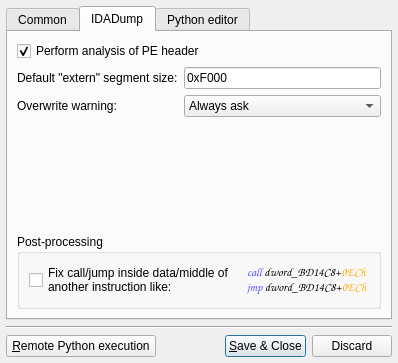
This is labeless_ida/ui/settingsdialog.ui in a1ext/labeless as Qt 5 draws it before an edit. The edited form follows.
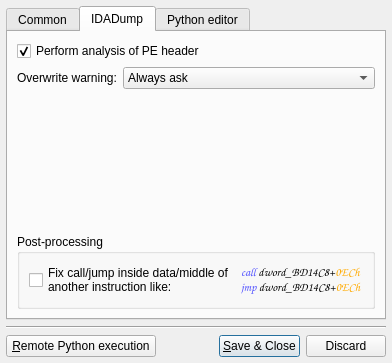
This is the edited form. The open tabs and pages were chosen to show the change. Icons and pictures are not drawn. Custom widgets are drawn as their Qt base class.

Commit message: [IDA] IDA storage implemented. [IDA] Imports definition technique changed (now we create import segment to contain all the imports) [IDA] Import segment size configuration wiped out [MSVC] .user files added

Diff of the .ui file:
```diff
--- a/labeless_ida/ui/settingsdialog.ui
+++ b/labeless_ida/ui/settingsdialog.ui
@@ -324,33 +324,13 @@
           <enum>QFormLayout::AllNonFixedFieldsGrow</enum>
          </property>
          <item row="0" column="0">
-          <widget class="QLabel" name="label_5">
-           <property name="text">
-            <string>Default &quot;extern&quot; segment size:</string>
-           </property>
-           <property name="buddy">
-            <cstring>leExternSegDefSize</cstring>
-           </property>
-          </widget>
-         </item>
-         <item row="0" column="1">
-          <widget class="QLineEdit" name="leExternSegDefSize">
-           <property name="toolTip">
-            <string>&lt;html&gt;&lt;head/&gt;&lt;body&gt;Size of &amp;quot;extern&amp;quot; segment in hex.&lt;br/&gt;Should be multiple by DWORD_PTR size (for i686 arch = 4) and not less than 0x1000.&lt;br&gt;If you select too small segment size, then new segment will be soon exhausted.&lt;/body&gt;&lt;/html&gt;</string>
-           </property>
-           <property name="text">
-            <string>0xF000</string>
-           </property>
-          </widget>
-         </item>
-         <item row="1" column="0">
           <widget class="QLabel" name="label_7">
            <property name="text">
             <string>Overwrite warning:</string>
            </property>
           </widget>
          </item>
-         <item row="1" column="1">
+         <item row="0" column="1">
           <widget class="QComboBox" name="cbOverwriteWarning">
            <item>
             <property name="text">
```
The commit also changes 23 other files.
